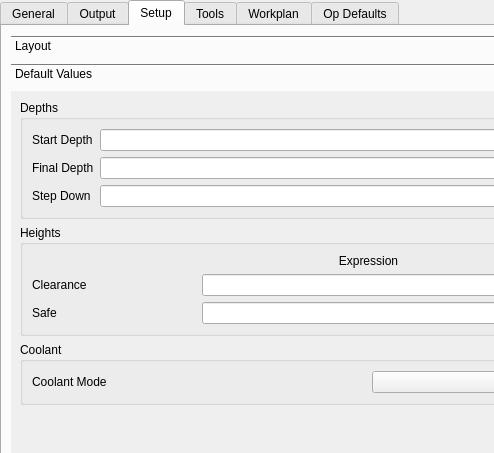
southseact-3d/fcd, file src/Mod/CAM/Gui/Resources/panels/PathEdit.ui: the form before one commit; both pictures show x 0 to 494 and y 0 to 453 of the 737 by 809 pixel window.
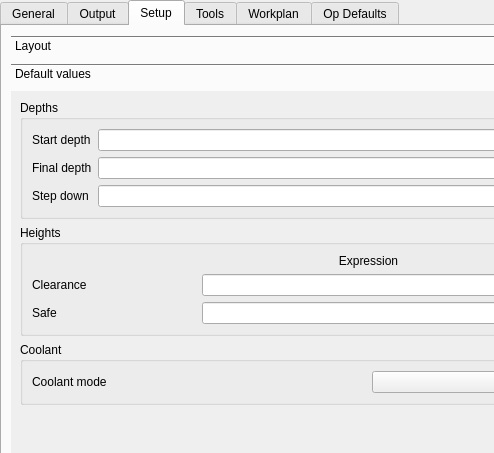
The form after the commit. The open tabs and pages were chosen to show the change. Icons and pictures are not drawn. Custom widgets are drawn as their Qt base class.

Diff of the .ui file:
```diff
--- a/src/Mod/CAM/Gui/Resources/panels/PathEdit.ui
+++ b/src/Mod/CAM/Gui/Resources/panels/PathEdit.ui
@@ -1038,7 +1038,7 @@
         </rect>
        </property>
        <attribute name="label">
-        <string>Default Values</string>
+        <string>Default values</string>
        </attribute>
        <layout class="QGridLayout" name="gridLayout_13">
         <item row="0" column="0">
@@ -1050,7 +1050,7 @@
            <item row="0" column="0">
             <widget class="QLabel" name="label_3">
              <property name="text">
-              <string>Start Depth</string>
+              <string>Start depth</string>
              </property>
             </widget>
            </item>
@@ -1066,7 +1066,7 @@
            <item row="1" column="0">
             <widget class="QLabel" name="label_4">
              <property name="text">
-              <string>Final Depth</string>
+              <string>Final depth</string>
              </property>
             </widget>
            </item>
@@ -1082,7 +1082,7 @@
            <item row="2" column="0">
             <widget class="QLabel" name="label_6">
              <property name="text">
-              <string>Step Down</string>
+              <string>Step down</string>
              </property>
             </widget>
            </item>
@@ -1186,7 +1186,7 @@
            <item row="0" column="0">
             <widget class="QLabel" name="label_17">
              <property name="text">
-              <string>Coolant Mode</string>
+              <string>Coolant mode</string>
              </property>
             </widget>
            </item>
```
Left out of the diff: 32 changed lines with no effect on the pictures.
